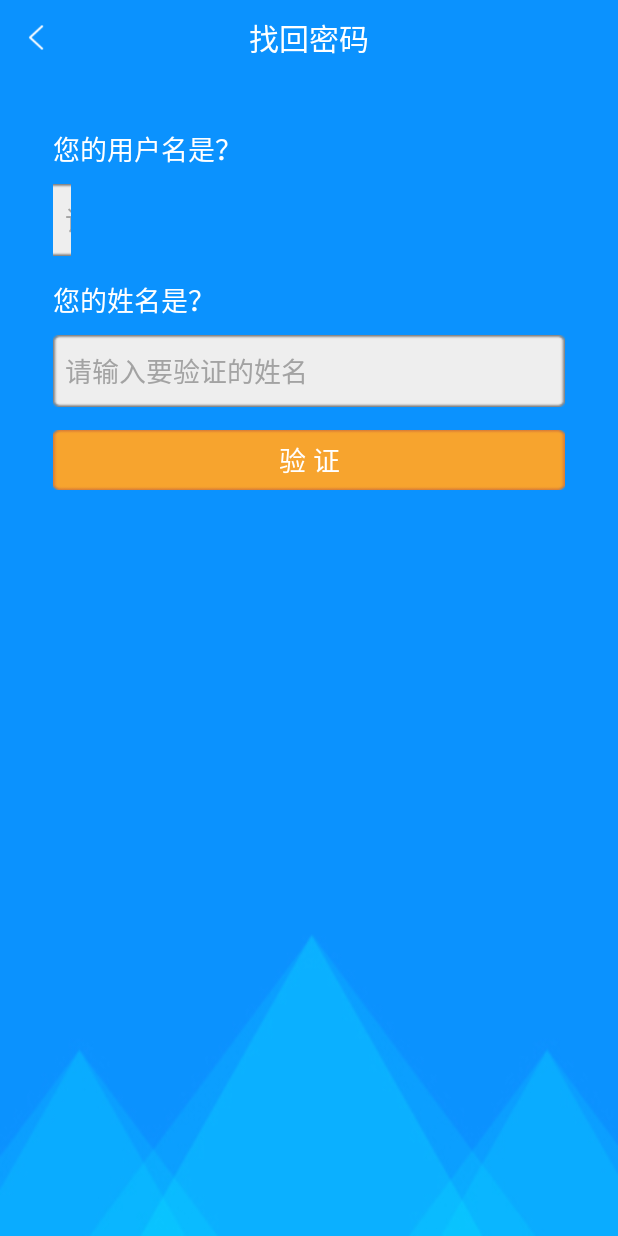
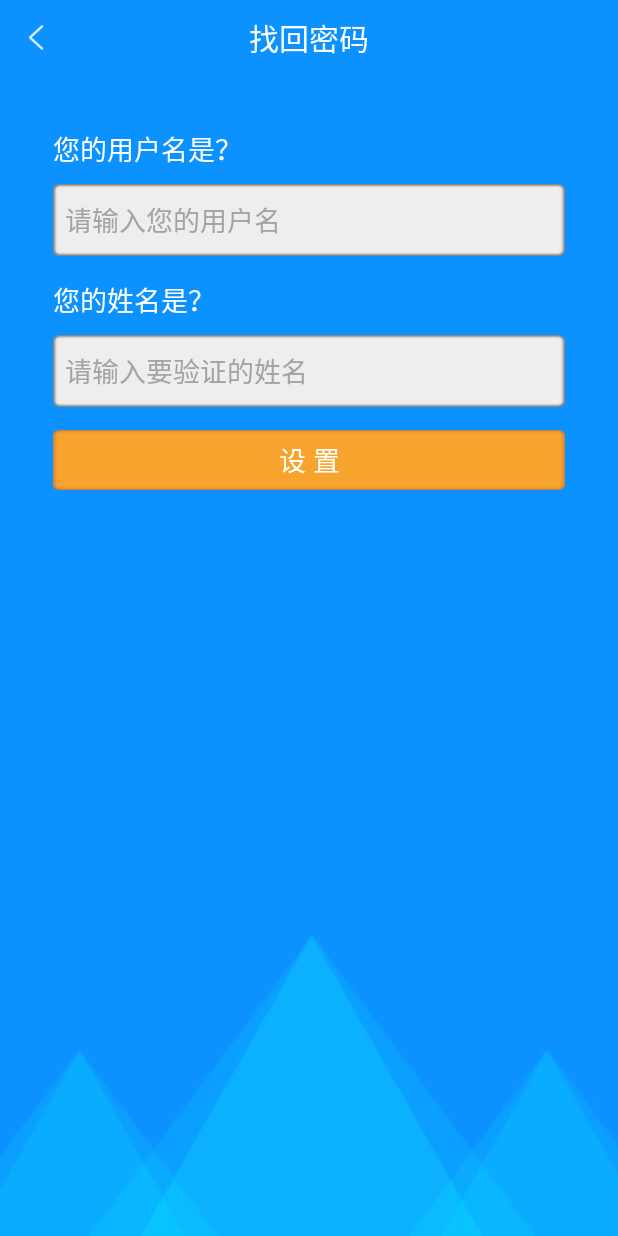
Before and after one commit to huangguangda/BBDemo, an Android app: the ActivityFindPswActivity screen opened directly, with no data from a screen before it, on a phone screen of 412 x 824 dp. Run offline under Robolectric (Android 15) with nearby library versions, the phone set to English and light mode, and no system bars.

Commit message:
搞定了

```diff
--- a/app/src/main/java/cn/edu/gdmec/android/bbdemo/ActivityModifyPswActivity.java
+++ b/app/src/main/java/cn/edu/gdmec/android/bbdemo/ActivityModifyPswActivity.java
@@ -96,10 +96,6 @@ public class ActivityModifyPswActivity extends Activity implements View.OnClickL
             ActivitySettingActivity.instance.finish();
             ActivityModifyPswActivity.this.finish();
         }
-
-        // TODO validate success, do something
-
-
     }
 
     private void modifyPsw(String newPsw) {
@@ -115,7 +111,6 @@ public class ActivityModifyPswActivity extends Activity implements View.OnClickL
         String spPsw=sharedPreferences.getString(userName,"");
         Log.i("username",userName);
         Log.i("spPsw",spPsw);
-
         return spPsw;
     }
 }
--- a/app/src/main/java/cn/edu/gdmec/android/bbdemo/ActivitySettingActivity.java
+++ b/app/src/main/java/cn/edu/gdmec/android/bbdemo/ActivitySettingActivity.java
@@ -48,13 +48,13 @@ public class ActivitySettingActivity extends Activity implements View.OnClickLis
 
     }
 
- /*   private void clearLoginStatus() {
+    private void clearLoginStatus() {
         SharedPreferences sp=getSharedPreferences("loginInfo", Context.MODE_PRIVATE);
         SharedPreferences.Editor editor=sp.edit();
         editor.putBoolean("isLogin",false);
         editor.putString("loginUserName","");
         editor.commit();
-    }*/
+    }
 
     @Override
     public void onClick(View v) {
@@ -78,6 +78,7 @@ public class ActivitySettingActivity extends Activity implements View.OnClickLis
                 Intent data = new Intent();
                 data.putExtra("isLogin",false);
                 setResult(RESULT_OK,data);
+                //clearLoginStatus();
                 finish();
                 break;
         }
--- a/app/src/main/java/cn/edu/gdmec/android/bbdemo/MainActivity.java
+++ b/app/src/main/java/cn/edu/gdmec/android/bbdemo/MainActivity.java
@@ -41,7 +41,7 @@ public class MainActivity extends FragmentActivity implements View.OnClickListen
         if (data!=null){
             boolean isLogin = data.getBooleanExtra("isLogin",false);
             if (isLogin){
-                setSelectStatus(0);
+                setSelectStatus(2);
             }else {
                 setSelectStatus(2);
             }
@@ -106,7 +106,7 @@ public class MainActivity extends FragmentActivity implements View.OnClickListen
             case 2:
                 bottom_bar_image_myinfo.setImageResource(R.drawable.main_my_icon_selected);
                 bottom_bar_text_myinfo.setTextColor(Color.parseColor("#0097F7"));
-
+                getSupportFragmentManager().beginTransaction().replace(R.id.main_body,new FragmentMyinfoFragment()).commit();
                 bottom_bar_text_course.setTextColor(Color.parseColor("#666666"));
                 bottom_bar_text_exercise.setTextColor(Color.parseColor("#666666"));
 
@@ -169,7 +169,7 @@ public class MainActivity extends FragmentActivity implements View.OnClickListen
                 setSelectStatus(1);
                 break;
             case R.id.bottom_bar_myinfo_btn:
-                getSupportFragmentManager().beginTransaction().replace(R.id.main_body,new FragmentMyinfoFragment()).commit();
+
                 setSelectStatus(2);
                 break;
         }
--- a/app/src/main/res/layout/activity_find_psw.xml
+++ b/app/src/main/res/layout/activity_find_psw.xml
@@ -19,7 +19,7 @@
 
     <EditText
         android:id="@+id/et_user_name"
-        android:layout_width="12dp"
+        android:layout_width="match_parent"
         android:layout_height="wrap_content"
         android:layout_marginLeft="35dp"
         android:layout_marginRight="35dp"
@@ -76,7 +76,7 @@
         android:layout_marginRight="35dp"
         android:id="@+id/btn_validate"
         android:background="@drawable/register_selector"
-        android:text="验 证"
+        android:text="设 置"
         android:textColor="@android:color/white"
         android:textSize="18sp"/>
 
```
